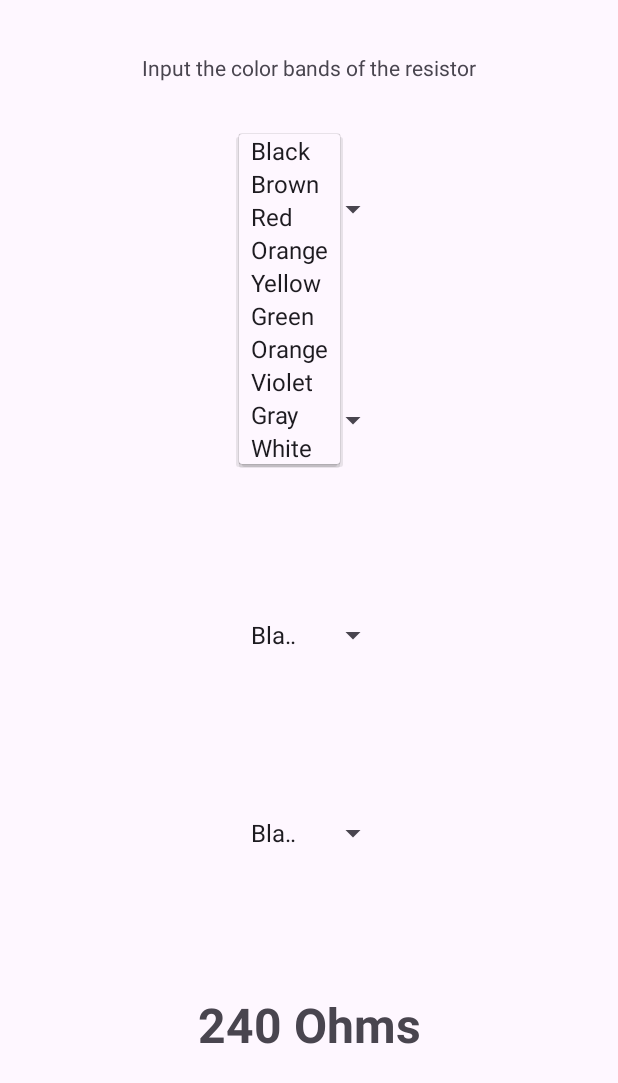
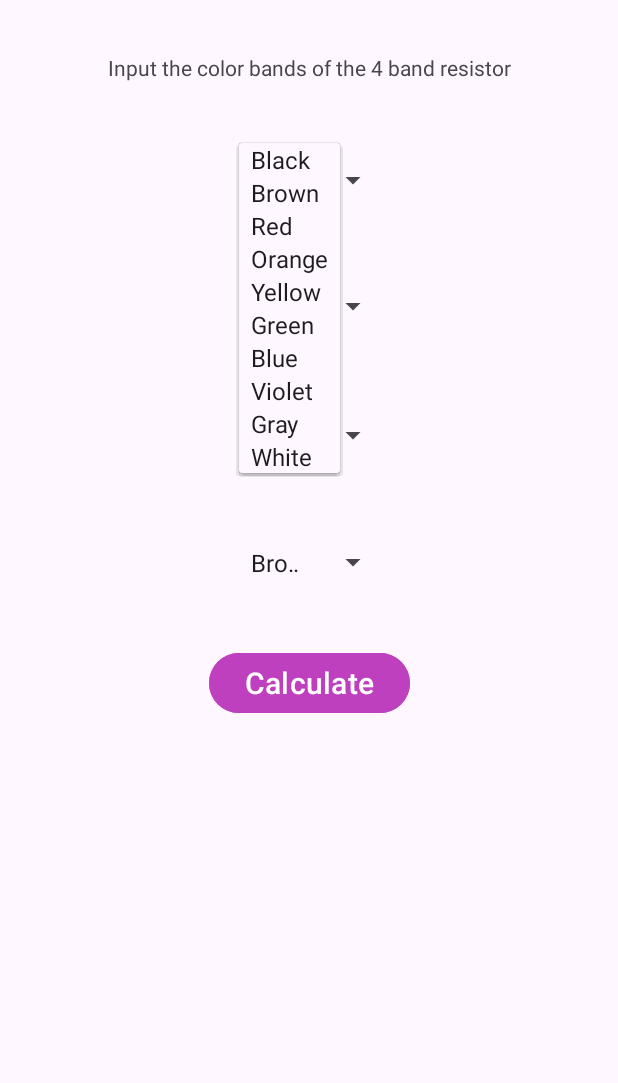
Before and after one commit to niki-mardari/Resistor_Value_Decoder, an Android app: the screen it shows after launch (MainActivity), after a tap on an icon or button, on a phone screen of 412 x 824 dp. Shown: the top 1083 px of the screen. Run offline under Robolectric (Android 15) with nearby library versions, the phone set to English and light mode, and no system bars; 1 statement that could not run was skipped.

Commit message:
Added calculate button and onClick event for extracting spinner choices and performing calculation. Need Spinner format fixing, check the adapter for spinner2, apparently it gets called on spinner 1

```diff
--- a/app/src/main/java/com/example/resistor/MainActivity.java
+++ b/app/src/main/java/com/example/resistor/MainActivity.java
@@ -1,10 +1,16 @@
 package com.example.resistor;
 
-import static android.os.Build.VERSION_CODES_FULL.R;
+// import static android.os.Build.VERSION_CODES_FULL.R;
 
+import android.annotation.SuppressLint;
+import android.app.Activity;
 import android.os.Bundle;
+import android.view.View;
+import android.widget.AdapterView;
 import android.widget.ArrayAdapter;
+import android.widget.Button;
 import android.widget.Spinner;
+import android.widget.TextView;
 
 import androidx.appcompat.app.AppCompatActivity;
 import androidx.core.graphics.Insets;
@@ -23,16 +29,62 @@ public class MainActivity extends AppCompatActivity {
     // Calculate function gets called anytime a choice gets updated
     // Answer number gets updated and displayed
 
-    float answer, choice1, choice2, choice3, choice4; // Initialize all as zero
-    void calculate(choice1, choice2, choice3, choice4){
+    Button calculate;
+    Spinner spinner1, spinner2, spinner3, spinner4;
+    // float choice1 = 0, choice2 = 0, choice3 = 0, choice4 = 0; // Initialize all as zero
 
+    public double calculate(int choice1, int choice2, int choice3) {
+        return (choice1 * 10 + choice2) * Math.pow(10, choice3);
     }
 
+    // What happens when a spinner item is selected
+    public static class SpinnerActivity extends Activity implements AdapterView.OnItemSelectedListener {
+        public void onItemSelected(AdapterView<?> parent, View view,
+                                   int pos, long id) {
+            // An item is selected. You can retrieve the selected item using
+            // parent.getItemAtPosition(pos).
+        }
+
+        public void onNothingSelected(AdapterView<?> parent) {
+            // Another interface callback.
+        }
+    }
+
+    @SuppressLint("CutPasteId")
     @Override
     protected void onCreate(Bundle savedInstanceState) {
         super.onCreate(savedInstanceState);
         WindowCompat.enableEdgeToEdge(getWindow());
         setContentView(R.layout.activity_main);
+
+        TextView textView;
+        // Initialize Objects
+        // Create spinner and button objects
+        spinner1 = findViewById(R.id.spinner1);
+        spinner2 = findViewById(R.id.spinner2);
+        spinner3 = findViewById(R.id.spinner3);
+        spinner4 = findViewById(R.id.spinner4);
+        calculate = findViewById(R.id.calculate_btn);
+        textView = findViewById(R.id.answer);
+
+        spinner1.getOnItemSelectedListener();
+        spinner2.getOnItemSelectedListener();
+        spinner3.getOnItemSelectedListener();
+        spinner4.getOnItemSelectedListener();
+
+        // Button onClick listener
+        // Get values of spinner arrays into choices
+        calculate.setOnClickListener(v -> {
+            int choice1 = getResources().getIntArray(R.array.spinner1_values)[spinner1.getSelectedItemPosition()];
+            int choice2 = getResources().getIntArray(R.array.spinner2_values)[spinner2.getSelectedItemPosition()];
+            int choice3 = getResources().getIntArray(R.array.spinner3_values)[spinner3.getSelectedItemPosition()];
+            float choice4 = Float.parseFloat(getResources().getStringArray(R.array.spinner4_values)[spinner4.getSelectedItemPosition()]);
+
+            // Calculate the resistance
+            double resistance = calculate(choice1, choice2, choice3);
+            // Display the resistance with the tolerance
+            textView.setText(String.format(java.util.Locale.getDefault(),"%.2f Ω ±%.2f%%", resistance, choice4));
+        });
 
         /////////////// Spinner 1 ///////////////
         Spinner spinner = (Spinner) findViewById(R.id.spinner1);
@@ -88,8 +140,6 @@ public class MainActivity extends AppCompatActivity {
             v.setPadding(systemBars.left, systemBars.top, systemBars.right, systemBars.bottom);
             return insets;
         });
-        // Spinner1 onSelectionChange =
 
-        answer = choice1 + choice2 + choice3;
     }
 }
--- a/app/src/main/res/layout/activity_main.xml
+++ b/app/src/main/res/layout/activity_main.xml
@@ -20,19 +20,10 @@
 
     <!-- Band 1 spinner (First significant digit)-->
     <!--Lesson learned array spinners belong to the android namespace not app-->
-
-    <!-- Band 2 spinner (Second significant digit)-->
-
-    <!-- Band 3 spinner ( Multiplier )-->
-
-    <!-- Band 4 spinner ( Tolerance )-->
-
-    <!-- Resistor value output -->
-
     <Spinner
         android:id="@+id/spinner1"
         android:layout_width="100dp"
-        android:layout_height="100dp"
+        android:layout_height="50dp"
         android:entries="@array/spinner1"
         app:layout_constraintBottom_toBottomOf="parent"
         app:layout_constraintEnd_toEndOf="parent"
@@ -40,54 +31,70 @@
         app:layout_constraintStart_toStartOf="parent"
         app:layout_constraintTop_toTopOf="parent"
         app:layout_constraintVertical_bias="0.123" />
-
+    <!-- Band 2 spinner (Second significant digit)-->
     <Spinner
         android:id="@+id/spinner2"
         android:layout_width="100dp"
-        android:layout_height="100dp"
+        android:layout_height="50dp"
         android:entries="@array/spinner2"
         app:layout_constraintBottom_toBottomOf="parent"
         app:layout_constraintEnd_toEndOf="parent"
         app:layout_constraintHorizontal_bias="0.511"
         app:layout_constraintStart_toStartOf="parent"
         app:layout_constraintTop_toTopOf="parent"
-        app:layout_constraintVertical_bias="0.318" />
-
+        app:layout_constraintVertical_bias="0.232" />
+    <!-- Band 3 spinner ( Multiplier )-->
     <Spinner
         android:id="@+id/spinner3"
         android:layout_width="100dp"
-        android:layout_height="100dp"
+        android:layout_height="50dp"
         android:entries="@array/spinner3"
         app:layout_constraintBottom_toBottomOf="parent"
         app:layout_constraintEnd_toEndOf="parent"
         app:layout_constraintHorizontal_bias="0.511"
         app:layout_constraintStart_toStartOf="parent"
         app:layout_constraintTop_toTopOf="parent"
-        app:layout_constraintVertical_bias="0.516" />
-
+        app:layout_constraintVertical_bias="0.343" />
+    <!-- Band 4 spinner ( Tolerance )-->
     <Spinner
         android:id="@+id/spinner4"
         android:layout_width="100dp"
-        android:layout_height="100dp"
+        android:layout_height="50dp"
         android:entries="@array/spinner4"
         app:layout_constraintBottom_toBottomOf="parent"
         app:layout_constraintEnd_toEndOf="parent"
         app:layout_constraintHorizontal_bias="0.511"
         app:layout_constraintStart_toStartOf="parent"
         app:layout_constraintTop_toTopOf="parent"
-        app:layout_constraintVertical_bias="0.698" />
+        app:layout_constraintVertical_bias="0.452" />
+
+    <!-- Resistor value output -->
+
+    <Button
+        android:id="@+id/calculate_btn"
+        android:layout_width="wrap_content"
+        android:layout_height="wrap_content"
+        android:backgroundTint="@color/purple"
+        android:text="@string/button"
+        android:textSize="20sp"
+        app:layout_constraintBottom_toBottomOf="parent"
+        app:layout_constraintEnd_toEndOf="parent"
+        app:layout_constraintStart_toStartOf="parent"
+        app:layout_constraintTop_toTopOf="parent"
+        app:layout_constraintVertical_bias="0.556" />
 
     <TextView
-        android:id="@+id/numberOutput"
+        android:id="@+id/answer"
         android:layout_width="wrap_content"
         android:layout_height="wrap_content"
-        android:text="@string/result"
+        android:layout_gravity="center"
         android:textSize="32sp"
         android:textStyle="bold"
         app:layout_constraintBottom_toBottomOf="parent"
         app:layout_constraintEnd_toEndOf="parent"
+        app:layout_constraintHorizontal_bias="0.498"
         app:layout_constraintStart_toStartOf="parent"
         app:layout_constraintTop_toTopOf="parent"
-        app:layout_constraintVertical_bias="0.847" />
+        app:layout_constraintVertical_bias="0.947" />
 
 </androidx.constraintlayout.widget.ConstraintLayout>
--- a/app/src/main/res/values/colors.xml
+++ b/app/src/main/res/values/colors.xml
@@ -2,4 +2,6 @@
 <resources>
     <color name="black">#FF000000</color>
     <color name="white">#FFFFFFFF</color>
+    <color name="pink">#FFC0CB</color>>
+    <color name="purple">#BF40BF</color>>
 </resources>
--- a/app/src/main/res/values/strings.xml
+++ b/app/src/main/res/values/strings.xml
@@ -1,7 +1,9 @@
 <resources>
     <string name="app_name">Resistor Color Calculator</string>
-    <string name="message">Input the color bands of the resistor</string>
+    <string name="message">Input the color bands of the 4 band resistor</string>
     <string name="button">Calculate</string>
+
+    <!-- Spinners with color selector and value corresponding array-->
 
     <!-- Band 1 spinner (First significant digit)-->
     <string-array name="spinner1">
@@ -11,11 +13,24 @@
         <item>Orange</item>
         <item>Yellow</item>
         <item>Green</item>
-        <item>Orange</item>
+        <item>Blue</item>
         <item>Violet</item>
         <item>Gray</item>
         <item>White</item>
     </string-array>
+
+    <integer-array name="spinner1_values">
+        <item>0</item>
+        <item>1</item>
+        <item>2</item>
+        <item>3</item>
+        <item>4</item>
+        <item>5</item>
+        <item>6</item>
+        <item>7</item>
+        <item>8</item>
+        <item>9</item>
+    </integer-array>
 
     <!-- Band 2 spinner (Second significant digit)-->
     <string-array name="spinner2">
@@ -25,11 +40,24 @@
         <item>Orange</item>
         <item>Yellow</item>
         <item>Green</item>
-        <item>Orange</item>
+        <item>Blue</item>
         <item>Violet</item>
         <item>Gray</item>
         <item>White</item>
     </string-array>
+
+    <integer-array name="spinner2_values">
+        <item>0</item>
+        <item>1</item>
+        <item>2</item>
+        <item>3</item>
+        <item>4</item>
+        <item>5</item>
+        <item>6</item>
+        <item>7</item>
+        <item>8</item>
+        <item>9</item>
+    </integer-array>
 
     <!-- Band 3 spinner ( Multiplier )-->
     <string-array name="spinner3">
@@ -39,27 +67,57 @@
         <item>Orange</item>
         <item>Yellow</item>
         <item>Green</item>
-        <item>Orange</item>
+        <item>Blue</item>
         <item>Violet</item>
         <item>Gray</item>
         <item>White</item>
+        <item>Gold</item>
+        <item>Silver</item>
     </string-array>
+
+    <!-- Stored as powers of 10 -->
+    <integer-array name="spinner3_values">
+        <item>0</item>
+        <item>1</item>
+        <item>2</item>
+        <item>3</item>
+        <item>4</item>
+        <item>5</item>
+        <item>6</item>
+        <item>7</item>
+        <item>8</item>
+        <item>9</item>
+        <item>-1</item>
+        <item>-2</item>
+    </integer-array>
 
     <!-- Band 4 spinner ( Tolerance )-->
     <string-array name="spinner4">
-        <item>Black</item>
         <item>Brown</item>
         <item>Red</item>
-        <item>Orange</item>
-        <item>Yellow</item>
         <item>Green</item>
-        <item>Orange</item>
+        <item>Blue</item>
         <item>Violet</item>
         <item>Gray</item>
-        <item>White</item>
+        <item>Gold</item>
+        <item>Silver</item>
+    </string-array>
+
+    <!-- Tolerance values  -->
+    <string-array name="spinner4_values">
+        <item>1</item>
+        <item>2</item>
+        <item>0.5</item>
+        <item>0.25</item>
+        <item>0.1</item>
+        <item>0.05</item>
+        <item>5</item>
+        <item>10</item>
     </string-array>
 
     <!-- Future to be added resistance result-->
     <string name="result">240 Ohms</string>
 
 </resources>
+
+<!-- Sources: -->
```
